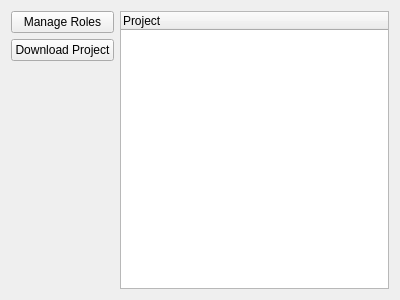
The window that meg_runtime/ui/mainmenupanel.ui (MultimediaExtensibleGit/Runtime) describes before a commit, drawn with Qt 5.
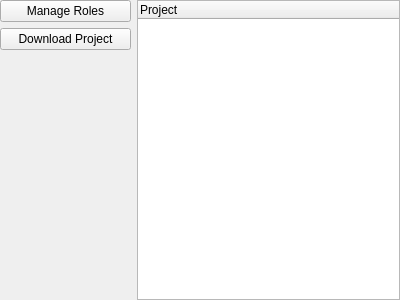
The same window after the commit.

Commit message: Modify UI behavior even more

```diff
--- a/meg_runtime/ui/mainmenupanel.ui
+++ b/meg_runtime/ui/mainmenupanel.ui
@@ -13,11 +13,34 @@
   <property name="windowTitle">
    <string>Form</string>
   </property>
-  <layout class="QGridLayout" name="gridLayout">
-   <item row="0" column="0">
-    <layout class="QHBoxLayout" name="horizontalLayout">
+  <layout class="QHBoxLayout" name="formLayout" stretch="1,2">
+   <property name="leftMargin">
+    <number>0</number>
+   </property>
+   <property name="topMargin">
+    <number>0</number>
+   </property>
+   <property name="rightMargin">
+    <number>0</number>
+   </property>
+   <property name="bottomMargin">
+    <number>0</number>
+   </property>
      <item>
-      <layout class="QVBoxLayout" name="verticalLayout_2">
+    <widget class="QWidget" name="verticalLayoutWidget" native="true">
+     <layout class="QVBoxLayout" name="verticalLayout" stretch="1,1,0">
+      <property name="leftMargin">
+       <number>0</number>
+      </property>
+      <property name="topMargin">
+       <number>0</number>
+      </property>
+      <property name="rightMargin">
+       <number>0</number>
+      </property>
+      <property name="bottomMargin">
+       <number>11</number>
+      </property>
        <item>
         <widget class="QPushButton" name="rolesButton">
          <property name="text">
@@ -40,12 +63,13 @@
          <property name="sizeHint" stdset="0">
           <size>
            <width>20</width>
-           <height>40</height>
+          <height>211</height>
           </size>
          </property>
         </spacer>
        </item>
       </layout>
+    </widget>
      </item>
      <item>
       <widget class="QTreeWidget" name="treeWidget">
@@ -57,8 +81,9 @@
       </widget>
      </item>
     </layout>
-   </item>
-  </layout>
+  <zorder></zorder>
+  <zorder>treeWidget</zorder>
+  <zorder>verticalLayoutWidget</zorder>
  </widget>
  <resources/>
  <connections/>
```
Lines whose indentation alone changed are shown as unchanged. The commit also changes 3 other files.
